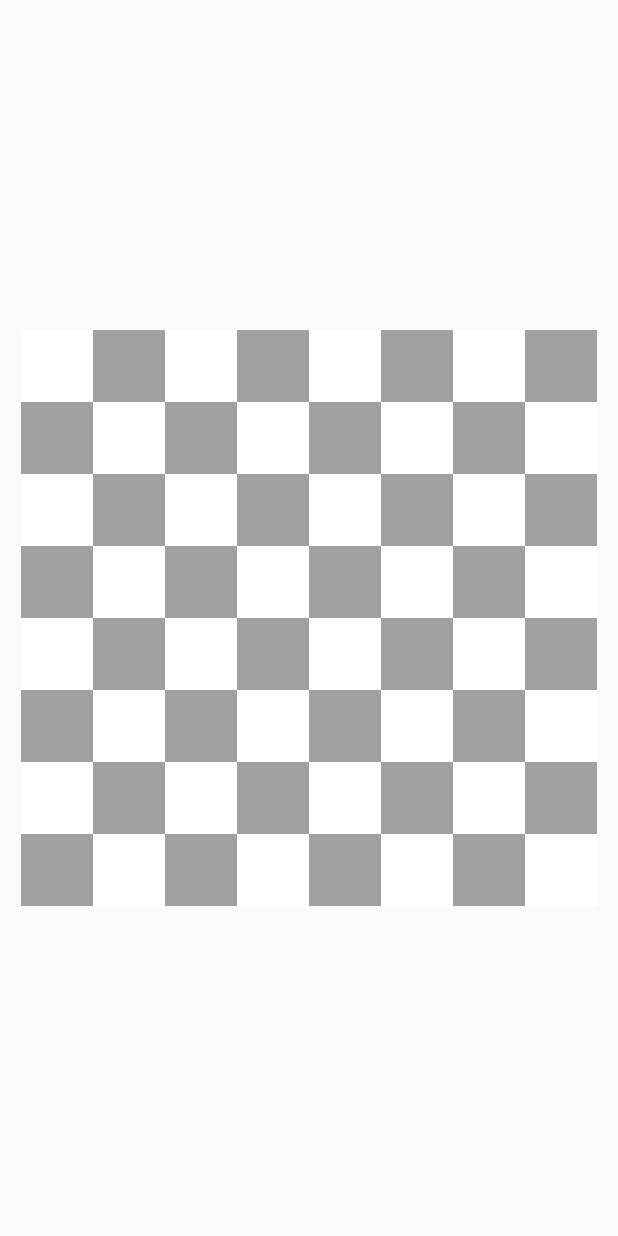
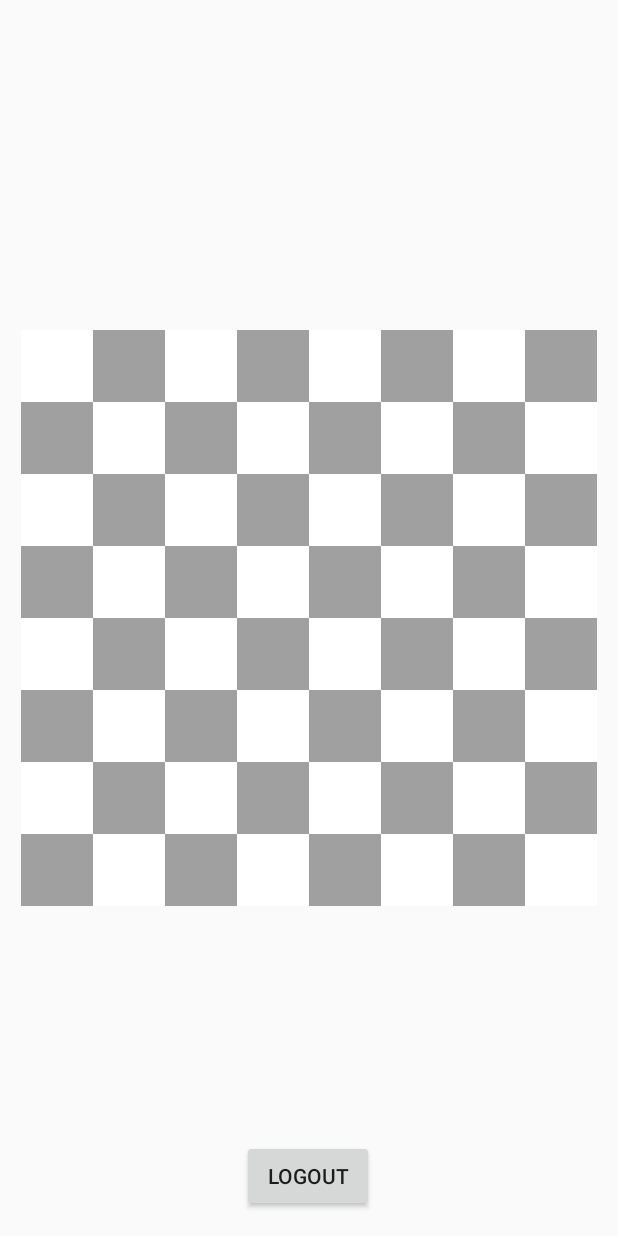
Before and after one commit to mtosques94/CSE248-Project, an Android app: the layout activity_chess_board.xml on its own in the app's theme, with its tools: preview values and no code run, on a phone screen of 412 x 824 dp. Run offline under Robolectric (Android 15) with nearby library versions, the phone set to English and light mode, and no system bars.

```diff
--- a/deepbleu-android/app/src/main/java/com/example/mtosq/deepbleu/ChessMove.java
+++ b/deepbleu-android/app/src/main/java/com/example/mtosq/deepbleu/ChessMove.java
@@ -18,7 +18,7 @@ public class ChessMove implements Serializable {
     int toCol;
 
     //If this move captures a piece, we will hold a reference to the captured piece here.
-    //Otherwise we can't rewind the game properly.
+    //Otherwise we can'gameLoop rewind the game properly.
     Piece enemyCaptured = null;
 
     /**
--- a/deepbleu-android/app/src/main/java/com/example/mtosq/deepbleu/LoginActivity.java
+++ b/deepbleu-android/app/src/main/java/com/example/mtosq/deepbleu/LoginActivity.java
@@ -1,6 +1,5 @@
 package com.example.mtosq.deepbleu;
 
-import android.content.Context;
 import android.content.Intent;
 import android.os.Bundle;
 import android.support.v7.app.AppCompatActivity;
@@ -45,6 +44,7 @@ public class LoginActivity extends AppCompatActivity {
                     Intent intent = new Intent(LoginActivity.this, ChessBoardActivity.class);
                     intent.putExtra("p1", p1);
                     startActivity(intent);
+                    finish();
                 }
 
                 //server denied user
--- a/deepbleu-android/app/src/main/java/com/example/mtosq/deepbleu/Piece.java
+++ b/deepbleu-android/app/src/main/java/com/example/mtosq/deepbleu/Piece.java
@@ -37,7 +37,7 @@ public abstract class Piece implements Serializable {
      * Basic logic about moving a piece, has nothing to do with any specific piece.
      * 1. This must be your piece.
      * 2. Destination tile must be somewhere on the board.
-     * 3. You mustn't have a piece of your own on the destination tile.
+     * 3. You mustn'gameLoop have a piece of your own on the destination tile.
      * 4. (Effectively implied by 3) No zero distance moves.
      * @param x potential destination row
      * @param y potential destination column
--- a/deepbleu-android/app/src/main/java/com/example/mtosq/deepbleu/Player.java
+++ b/deepbleu-android/app/src/main/java/com/example/mtosq/deepbleu/Player.java
@@ -4,7 +4,7 @@ import java.io.Serializable;
 
 /**
  * Abstract representation of a player.
- * Has a name, and either goes first or doesn't.
+ * Has a name, and either goes first or doesn'gameLoop.
  *
  * @author Matthew Tosques
  */
--- a/deepbleu-android/app/src/main/res/layout/activity_chess_board.xml
+++ b/deepbleu-android/app/src/main/res/layout/activity_chess_board.xml
@@ -7,7 +7,6 @@
     android:id="@+id/mainLayout"
     android:layout_width="match_parent"
     android:layout_height="match_parent">
-
 
     <TableLayout xmlns:android="http://schemas.android.com/apk/res/android"
         android:id="@+id/tableMain"
@@ -456,4 +455,23 @@
         </TableRow>
     </TableLayout>
 
+    <Button
+        android:id="@+id/logoutBtn"
+        android:layout_width="wrap_content"
+        android:layout_height="wrap_content"
+        android:layout_marginBottom="16dp"
+        android:onClick="logoutBtnPressed"
+        android:text="Logout"
+        app:layout_constraintBottom_toBottomOf="parent"
+        app:layout_constraintEnd_toEndOf="parent"
+        app:layout_constraintHorizontal_bias="0.498"
+        app:layout_constraintStart_toStartOf="parent" />
+
+    <android.support.constraint.Guideline
+        android:id="@+id/guideline"
+        android:layout_width="wrap_content"
+        android:layout_height="wrap_content"
+        android:orientation="vertical"
+        app:layout_constraintGuide_begin="20dp" />
+
 </android.support.constraint.ConstraintLayout>
```
Also changed, not shown: deepbleu-android/app/src/main/java/com/example/mtosq/deepbleu/Board.java (+5 -5 lines), deepbleu-android/app/src/main/java/com/example/mtosq/deepbleu/ChessBoardActivity.java (+34 -10 lines), deepbleu-android/app/src/main/java/com/example/mtosq/deepbleu/ComputerPlayer.java (+5 -5 lines), 2 other files.
